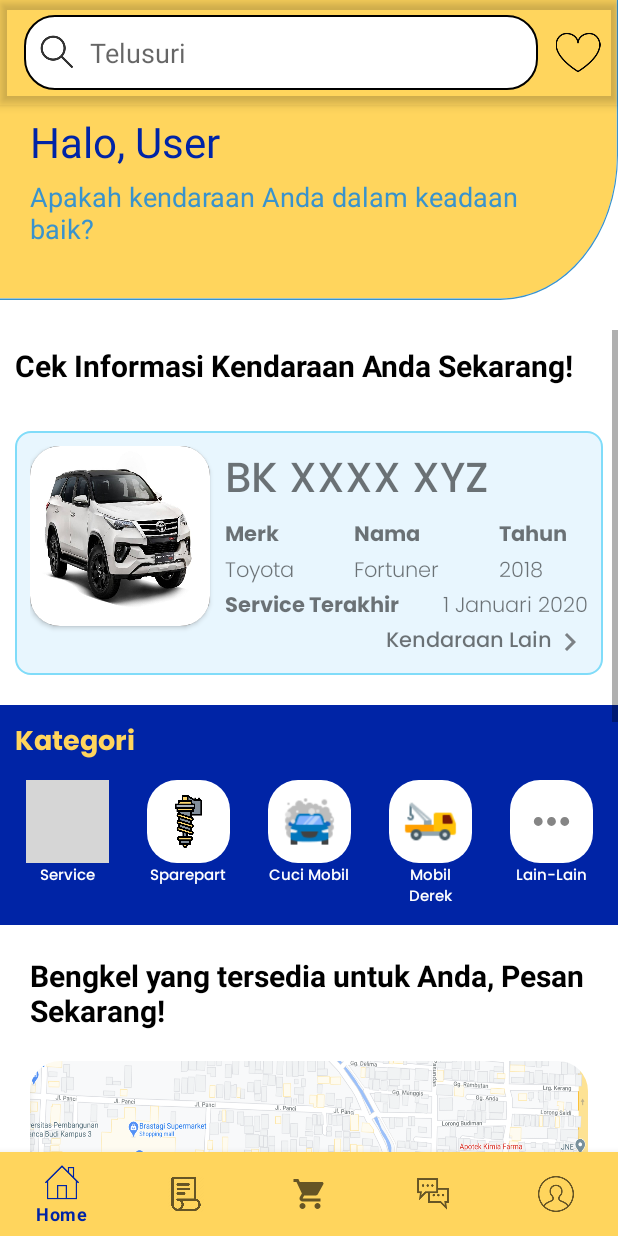
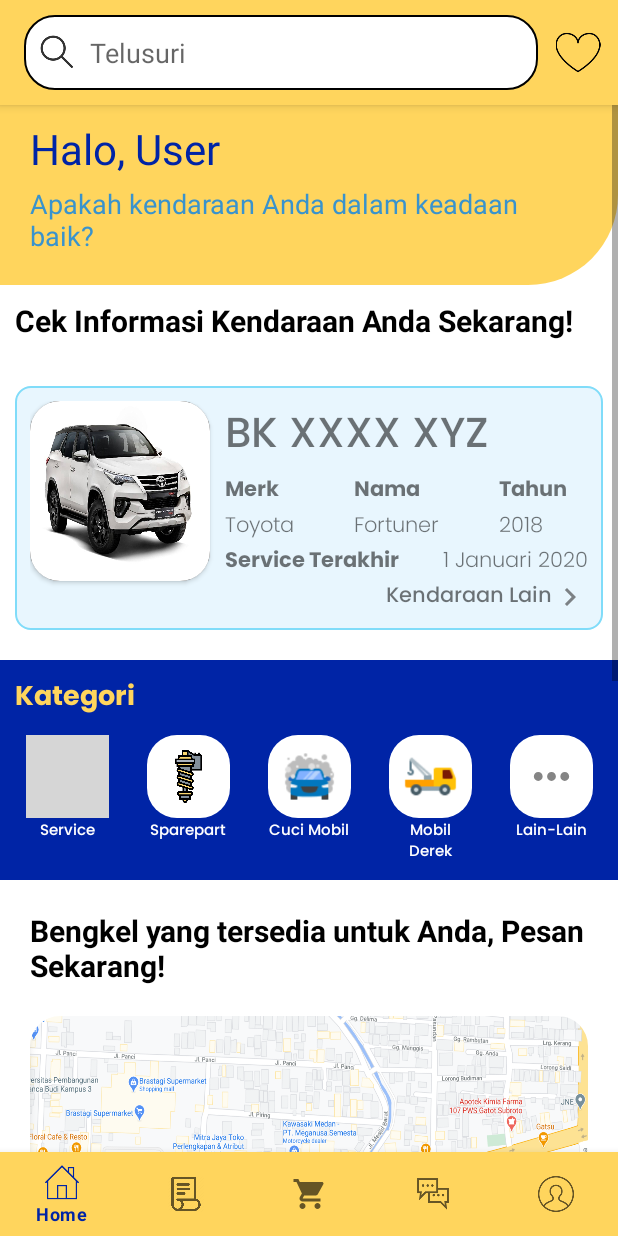
Before and after one commit to erico0301/NE_ServiceAja, an Android app: the HomeFragment screen opened directly, with no data from a screen before it, on a phone screen of 412 x 824 dp. Run offline under Robolectric (Android 15) with nearby library versions, the light colour scheme and no system bars; grey boxes are pictures that could not be loaded.

Commit message:
Update fragment_home.xml

```diff
--- a/ServiceAja/app/src/main/res/layout/fragment_home.xml
+++ b/ServiceAja/app/src/main/res/layout/fragment_home.xml
@@ -6,19 +6,13 @@
     xmlns:app="http://schemas.android.com/apk/res-auto"
     tools:context=".fragment.HomeFragment">
 
-    <View
-        android:layout_width="657dp"
-        android:layout_height="323dp"
-        android:layout_alignParentStart="true"
-        android:layout_marginStart="-100dp"
-        android:layout_alignParentTop="true"
-        android:layout_marginTop="-123dp"
-        android:background="@drawable/home_background_top" />
-
     <com.google.android.material.appbar.AppBarLayout
+        android:id="@+id/navBar"
         android:layout_width="match_parent"
         android:layout_height="wrap_content"
-        android:backgroundTint="@color/transparent" >
+        android:background="@color/gold"
+        >
+
         <androidx.appcompat.widget.Toolbar
             android:layout_width="match_parent"
             android:layout_height="wrap_content"
@@ -53,170 +47,194 @@
         </androidx.appcompat.widget.Toolbar>
     </com.google.android.material.appbar.AppBarLayout>
 
-    <TextView
-        android:id="@+id/hello"
-        android:layout_width="wrap_content"
-        android:layout_height="wrap_content"
-        android:layout_marginStart="20dp"
-        android:layout_marginTop="75dp"
-        android:text="@string/greetings"
-        android:textColor="@color/darkestBlue"
-        android:textSize="28sp"/>
-
-    <TextView
-        android:layout_width="350dp"
-        android:layout_height="wrap_content"
-        android:layout_marginStart="20dp"
-        android:layout_marginTop="5dp"
-        android:layout_below="@+id/hello"
-        android:text="@string/welcomeslogan"
-        android:textColor="@color/darkBlue"
-        android:textSize="18sp"/>
 
     <ScrollView
         android:layout_width="match_parent"
         android:layout_height="wrap_content"
-        android:layout_marginTop="220dp">
+        android:layout_below="@+id/navBar"
+        android:layout_marginTop="0dp">
 
         <LinearLayout
             android:layout_width="match_parent"
             android:layout_height="wrap_content"
             android:orientation="vertical">
 
+            <LinearLayout
+                android:layout_width="match_parent"
+                android:layout_height="120dp"
+                android:background="@drawable/home_top_radius"
+                android:orientation="vertical"
+                android:paddingHorizontal="20dp">
+
+                <TextView
+                    android:id="@+id/hello"
+                    android:layout_width="wrap_content"
+                    android:layout_height="wrap_content"
+                    android:layout_marginTop="10dp"
+                    android:text="@string/greetings"
+                    android:textColor="@color/darkestBlue"
+                    android:textSize="28sp" />
+
+                <TextView
+                    android:layout_width="350dp"
+                    android:layout_height="wrap_content"
+                    android:layout_below="@+id/hello"
+                    android:layout_marginTop="5dp"
+                    android:text="@string/welcomeslogan"
+                    android:textColor="@color/darkBlue"
+                    android:textSize="18sp" />
+
+
+            </LinearLayout>
+
             <TextView
                 android:layout_width="match_parent"
                 android:layout_height="wrap_content"
+                android:layout_margin="10dp"
                 android:text="@string/cekinfo"
-                android:textSize="20sp"
                 android:textColor="@color/black"
-                android:layout_margin="10dp"/>
+                android:textSize="20sp" />
 
             <androidx.constraintlayout.widget.ConstraintLayout
                 android:id="@+id/layout_vehicle_info"
                 android:layout_width="match_parent"
                 android:layout_height="wrap_content"
-                app:layout_constraintTop_toBottomOf="@id/layout_profile_info"
+                android:layout_marginHorizontal="10dp"
+                android:layout_marginTop="20dp"
+                android:background="@drawable/info_item_background"
+                android:padding="10dp"
                 app:layout_constraintStart_toStartOf="parent"
-                android:padding="10dp"
-                android:layout_marginTop="20dp"
-                android:layout_marginHorizontal="10dp"
-                android:background="@drawable/info_item_background" >
+                app:layout_constraintTop_toBottomOf="@id/layout_profile_info">
+
                 <androidx.cardview.widget.CardView
                     android:id="@+id/vehicle_photo_card"
                     android:layout_width="120dp"
                     android:layout_height="120dp"
-                    app:layout_constraintTop_toTopOf="parent"
+                    android:background="@drawable/picture_background"
+                    app:cardCornerRadius="20dp"
                     app:layout_constraintStart_toStartOf="parent"
-                    app:cardCornerRadius="20dp"
-                    android:background="@drawable/picture_background" >
+                    app:layout_constraintTop_toTopOf="parent">
+
                     <ImageView
                         android:id="@+id/vehicle_photo"
                         android:layout_width="120dp"
                         android:layout_height="120dp"
-                        app:layout_constraintTop_toTopOf="parent"
-                        app:layout_constraintStart_toStartOf="parent"
-                        android:src="@drawable/fortuner"
+                        android:background="@drawable/picture_background"
                         android:contentDescription="@string/vehicle_photo"
                         android:scaleType="fitXY"
-                        android:background="@drawable/picture_background"/>
+                        android:src="@drawable/fortuner"
+                        app:layout_constraintStart_toStartOf="parent"
+                        app:layout_constraintTop_toTopOf="parent" />
                 </androidx.cardview.widget.CardView>
+
                 <TextView
                     android:id="@+id/no_plat"
                     android:layout_width="wrap_content"
                     android:layout_height="wrap_content"
-                    app:layout_constraintTop_toTopOf="parent"
-                    app:layout_constraintStart_toEndOf="@id/vehicle_photo_card"
                     android:layout_marginStart="10dp"
+                    android:fontFamily="@font/poppins_medium"
                     android:text="@string/contohPlat"
                     android:textSize="28sp"
-                    android:fontFamily="@font/poppins_medium" />
+                    app:layout_constraintStart_toEndOf="@id/vehicle_photo_card"
+                    app:layout_constraintTop_toTopOf="parent" />
+
                 <TextView
                     android:layout_width="wrap_content"
                     android:layout_height="wrap_content"
-                    app:layout_constraintTop_toBottomOf="@id/no_plat"
+                    android:layout_marginStart="10dp"
+                    android:fontFamily="@font/poppins_bold"
+                    android:text="@string/vehicle_brand"
                     app:layout_constraintBottom_toTopOf="@id/vehicle_brand"
                     app:layout_constraintStart_toEndOf="@id/vehicle_photo_card"
-                    android:layout_marginStart="10dp"
-                    android:text="@string/vehicle_brand"
-                    android:fontFamily="@font/poppins_bold" />
+                    app:layout_constraintTop_toBottomOf="@id/no_plat" />
+
                 <TextView
                     android:layout_width="wrap_content"
                     android:layout_height="wrap_content"
-                    app:layout_constraintTop_toBottomOf="@id/no_plat"
+                    android:fontFamily="@font/poppins_bold"
+                    android:text="@string/name"
                     app:layout_constraintBottom_toTopOf="@id/vehicle_name"
                     app:layout_constraintStart_toStartOf="@id/vehicle_name"
-                    android:text="@string/name"
-                    android:fontFamily="@font/poppins_bold" />
+                    app:layout_constraintTop_toBottomOf="@id/no_plat" />
+
                 <TextView
                     android:layout_width="wrap_content"
                     android:layout_height="wrap_content"
-                    app:layout_constraintTop_toBottomOf="@id/no_plat"
+                    android:fontFamily="@font/poppins_bold"
+                    android:text="@string/vehicle_year"
                     app:layout_constraintBottom_toTopOf="@id/vehicle_year"
                     app:layout_constraintStart_toStartOf="@id/vehicle_year"
-                    android:text="@string/vehicle_year"
-                    android:fontFamily="@font/poppins_bold" />
+                    app:layout_constraintTop_toBottomOf="@id/no_plat" />
+
                 <TextView
                     android:id="@+id/vehicle_brand"
                     android:layout_width="wrap_content"
                     android:layout_height="wrap_content"
+                    android:layout_marginStart="10dp"
+                    android:fontFamily="@font/poppins_light"
+                    android:text="@string/toyota"
                     app:layout_constraintBottom_toTopOf="@id/last_service"
-                    app:layout_constraintStart_toEndOf="@id/vehicle_photo_card"
-                    android:layout_marginStart="10dp"
-                    android:text="@string/toyota"
-                    android:fontFamily="@font/poppins_light" />
+                    app:layout_constraintStart_toEndOf="@id/vehicle_photo_card" />
+
                 <TextView
                     android:id="@+id/vehicle_name"
                     android:layout_width="wrap_content"
                     android:layout_height="wrap_content"
+                    android:fontFamily="@font/poppins_light"
+                    android:text="@string/fortuner"
                     app:layout_constraintBottom_toTopOf="@id/last_service"
-                    app:layout_constraintStart_toEndOf="@id/vehicle_brand"
                     app:layout_constraintEnd_toStartOf="@id/vehicle_year"
-                    android:text="@string/fortuner"
-                    android:fontFamily="@font/poppins_light" />
+                    app:layout_constraintStart_toEndOf="@id/vehicle_brand" />
+
                 <TextView
                     android:id="@+id/vehicle_year"
                     android:layout_width="wrap_content"
                     android:layout_height="wrap_content"
+                    android:layout_marginEnd="30dp"
+                    android:fontFamily="@font/poppins_light"
+                    android:text="@string/contohTahun"
                     app:layout_constraintBottom_toTopOf="@id/last_service"
-                    app:layout_constraintEnd_toEndOf="parent"
-                    android:layout_marginEnd="30dp"
-                    android:text="@string/contohTahun"
-                    android:fontFamily="@font/poppins_light" />
+                    app:layout_constraintEnd_toEndOf="parent" />
+
                 <TextView
                     android:layout_width="wrap_content"
                     android:layout_height="wrap_content"
-                    app:layout_constraintTop_toBottomOf="@id/vehicle_brand"
+                    android:layout_marginStart="10dp"
+                    android:fontFamily="@font/poppins_bold"
+                    android:text="@string/last_service"
                     app:layout_constraintBottom_toTopOf="@id/profilUser_btnKendaraanLain"
                     app:layout_constraintStart_toEndOf="@id/vehicle_photo_card"
-                    android:layout_marginStart="10dp"
-                    android:text="@string/last_service"
-                    android:fontFamily="@font/poppins_bold" />
+                    app:layout_constraintTop_toBottomOf="@id/vehicle_brand" />
+
                 <TextView
                     android:id="@+id/last_service"
                     android:layout_width="wrap_content"
                     android:layout_height="wrap_content"
+                    android:fontFamily="@font/poppins_light"
+                    android:text="@string/contohTanggal"
                     app:layout_constraintBottom_toTopOf="@id/profilUser_btnKendaraanLain"
-                    app:layout_constraintEnd_toEndOf="parent"
-                    android:text="@string/contohTanggal"
-                    android:fontFamily="@font/poppins_light" />
+                    app:layout_constraintEnd_toEndOf="parent" />
+
                 <LinearLayout
                     android:id="@+id/profilUser_btnKendaraanLain"
                     android:layout_width="wrap_content"
                     android:layout_height="wrap_content"
+                    android:orientation="horizontal"
                     app:layout_constraintBottom_toBottomOf="parent"
-                    app:layout_constraintEnd_toEndOf="parent"
-                    android:orientation="horizontal" >
+                    app:layout_constraintEnd_toEndOf="parent">
+
                     <TextView
                         android:layout_width="wrap_content"
                         android:layout_height="match_parent"
-                        android:text="@string/other_vehicle"
-                        android:fontFamily="@font/poppins_medium" />
+                        android:fontFamily="@font/poppins_medium"
+                        android:text="@string/other_vehicle" />
+
                     <ImageButton
                         android:layout_width="wrap_content"
                         android:layout_height="wrap_content"
-                        android:src="@drawable/ic_arrow_right"
+                        android:background="@color/transparent"
                         android:contentDescription="@string/other_vehicle"
-                        android:background="@color/transparent" />
+                        android:src="@drawable/ic_arrow_right" />
                 </LinearLayout>
 
 
@@ -226,136 +244,138 @@
                 android:layout_width="match_parent"
                 android:layout_height="wrap_content"
                 android:layout_marginTop="20dp"
-                android:padding="10dp"
-                android:background="@color/darkestBlue" >
+                android:background="@color/darkestBlue"
+                android:padding="10dp">
+
                 <TextView
                     android:layout_width="match_parent"
                     android:layout_height="wrap_content"
-                    app:layout_constraintTop_toTopOf="parent"
+                    android:fontFamily="@font/poppins_bold"
                     android:text="@string/kategori"
+                    android:textColor="@color/gold"
                     android:textSize="18sp"
-                    android:textColor="@color/gold"
-                    android:fontFamily="@font/poppins_bold" />
+                    app:layout_constraintTop_toTopOf="parent" />
+
                 <ImageView
                     android:id="@+id/home_btnService"
                     android:layout_width="55dp"
                     android:layout_height="55dp"
-                    app:layout_constraintTop_toTopOf="parent"
-                    app:layout_constraintEnd_toStartOf="@id/home_btnSparepart"
                     android:layout_marginTop="40dp"
                     android:layout_marginEnd="25dp"
+                    android:background="@drawable/layout_category_menu"
+                    android:contentDescription="@string/service"
                     android:padding="10dp"
-                    android:background="@drawable/layout_category_menu"
                     android:src="@drawable/ic_car_service"
-                    android:contentDescription="@string/service" />
+                    app:layout_constraintEnd_toStartOf="@id/home_btnSparepart"
+                    app:layout_constraintTop_toTopOf="parent" />
 
                 <ImageView
                     android:id="@+id/home_btnSparepart"
                     android:layout_width="55dp"
                     android:layout_height="55dp"
-                    app:layout_constraintTop_toTopOf="parent"
-                    app:layout_constraintEnd_toStartOf="@id/home_btnCuciMobil"
                     android:layout_marginTop="40dp"
                     android:layout_marginEnd="25dp"
+                    android:background="@drawable/layout_category_menu"
+                    android:contentDescription="@string/sparepart"
                     android:padding="10dp"
-                    android:background="@drawable/layout_category_menu"
                     android:src="@drawable/ic_sparepart"
-                    android:contentDescription="@string/sparepart" />
+                    app:layout_constraintEnd_toStartOf="@id/home_btnCuciMobil"
+                    app:layout_constraintTop_toTopOf="parent" />
 
                 <ImageView
                     android:id="@+id/home_btnCuciMobil"
                     android:layout_width="55dp"
                     android:layout_height="55dp"
-                    app:layout_constraintTop_toTopOf="parent"
+                    android:layout_marginTop="40dp"
+                    android:background="@drawable/layout_category_menu"
+                    android:contentDescription="@string/cuci_mobil"
+                    android:padding="10dp"
+                    android:src="@drawable/ic_car_wash"
+                    app:layout_constraintEnd_toEndOf="parent"
                     app:layout_constraintStart_toStartOf="parent"
-                    app:layout_constraintEnd_toEndOf="parent"
-                    android:layout_marginTop="40dp"
-                    android:padding="10dp"
-                    android:background="@drawable/layout_category_menu"
-                    android:src="@drawable/ic_car_wash"
-                    android:contentDescription="@string/cuci_mobil" />
+                    app:layout_constraintTop_toTopOf="parent" />
 
                 <ImageView
                     android:id="@+id/home_btnDerekMobil"
                     android:layout_width="55dp"
                     android:layout_height="55dp"
-                    app:layout_constraintTop_toTopOf="parent"
+                    android:layout_marginStart="25dp"
+                    android:layout_marginTop="40dp"
+                    android:background="@drawable/layout_category_menu"
+                    android:contentDescription="@string/mobil_derek"
+                    android:padding="10dp"
+                    android:src="@drawable/ic_tow_truck"
                     app:layout_constraintStart_toEndOf="@id/home_btnCuciMobil"
-                    android:layout_marginTop="40dp"
-                    android:layout_marginStart="25dp"
-                    android:padding="10dp"
-                    android:background="@drawable/layout_category_menu"
-                    android:src="@drawable/ic_tow_truck"
-                    android:contentDescription="@string/mobil_derek" />
+                    app:layout_constraintTop_toTopOf="parent" />
 
                 <ImageView
                     android:id="@+id/home_btnLainLain"
                     android:layout_width="55dp"
                     android:layout_height="55dp"
-                    app:layout_constraintTop_toTopOf="parent"
+                    android:layout_marginStart="25dp"
+                    android:layout_marginTop="40dp"
+                    android:background="@drawable/layout_category_menu"
+                    android:contentDescription="@string/more"
+                    android:padding="10dp"
+                    android:src="@drawable/ic_more"
                     app:layout_constraintStart_toEndOf="@id/home_btnDerekMobil"
-                    android:layout_marginTop="40dp"
-                    android:layout_marginStart="25dp"
-                    android:padding="10dp"
-                    android:background="@drawable/layout_category_menu"
-                    android:src="@drawable/ic_more"
-                    android:contentDescription="@string/more" />
+                    app:layout_constraintTop_toTopOf="parent" />
 
                 <TextView
                     android:layout_width="55dp"
                     android:layout_height="wrap_content"
-                    app:layout_constraintTop_toBottomOf="@id/home_btnService"
+                    android:fontFamily="@font/poppins_medium"
+                    android:gravity="center"
+                    android:text="@string/service"
+                    android:textColor="@color/white"
+                    android:textSize="10sp"
                     app:layout_constraintStart_toStartOf="@id/home_btnService"
-                    android:textSize="10sp"
-                    android:text="@string/service"
-                    android:gravity="center"
-                    android:textColor="@color/white"
-                    android:fontFamily="@font/poppins_medium" />
+                    app:layout_constraintTop_toBottomOf="@id/home_btnService" />
 
                 <TextView
                     android:layout_width="55dp"
                     android:layout_height="wrap_content"
-                    app:layout_constraintTop_toBottomOf="@id/home_btnSparepart"
+                    android:fontFamily="@font/poppins_medium"
+                    android:gravity="center"
+                    android:text="@string/sparepart"
+                    android:textColor="@color/white"
+                    android:textSize="10sp"
                     app:layout_constraintStart_toStartOf="@id/home_btnSparepart"
-                    android:textSize="10sp"
-                    android:text="@string/sparepart"
-                    android:gravity="center"
-                    android:textColor="@color/white"
-                    android:fontFamily="@font/poppins_medium" />
+                    app:layout_constraintTop_toBottomOf="@id/home_btnSparepart" />
 
                 <TextView
                     android:layout_width="55dp"
                     android:layout_height="wrap_content"
-                    app:layout_constraintTop_toBottomOf="@id/home_btnCuciMobil"
+                    android:fontFamily="@font/poppins_medium"
+                    android:gravity="center"
+                    android:text="@string/cuci_mobil"
+                    android:textColor="@color/white"
+                    android:textSize="10sp"
                     app:layout_constraintStart_toStartOf="@id/home_btnCuciMobil"
-                    android:textSize="10sp"
-                    android:text="@string/cuci_mobil"
-                    android:gravity="center"
-                    android:textColor="@color/white"
-                    android:fontFamily="@font/poppins_medium" />
+                    app:layout_constraintTop_toBottomOf="@id/home_btnCuciMobil" />
 
                 <TextView
                     android:layout_width="55dp"
                     android:layout_height="wrap_content"
-                    app:layout_constraintTop_toBottomOf="@id/home_btnDerekMobil"
-                    app:layout_constraintStart_toEndOf="@id/home_btnCuciMobil"
-                    app:layout_constraintEnd_toStartOf="@id/home_btnLainLain"
+                    android:fontFamily="@font/poppins_medium"
                     android:gravity="center"
-                    android:textSize="10sp"
                     android:text="@string/mobil_derek"
                     android:textColor="@color/white"
-                    android:fontFamily="@font/poppins_medium" />
+                    android:textSize="10sp"
+                    app:layout_constraintEnd_toStartOf="@id/home_btnLainLain"
+                    app:layout_constraintStart_toEndOf="@id/home_btnCuciMobil"
+                    app:layout_constraintTop_toBottomOf="@id/home_btnDerekMobil" />
 
                 <TextView
                     android:layout_width="55dp"
                     android:layout_height="wrap_content"
-                    app:layout_constraintTop_toBottomOf="@id/home_btnLainLain"
+                    android:fontFamily="@font/poppins_medium"
+                    android:gravity="center"
+                    android:text="@string/more"
+                    android:textColor="@color/white"
+                    android:textSize="10sp"
                     app:layout_constraintStart_toStartOf="@id/home_btnLainLain"
-                    android:textSize="10sp"
-                    android:text="@string/more"
-                    android:gravity="center"
-                    android:textColor="@color/white"
-                    android:fontFamily="@font/poppins_medium" />
+                    app:layout_constraintTop_toBottomOf="@id/home_btnLainLain" />
 
             </androidx.constraintlayout.widget.ConstraintLayout>
 
@@ -377,9 +397,9 @@
                     android:layout_height="200dp"
                     android:layout_marginTop="20dp"
                     android:adjustViewBounds="true"
-                    app:shapeAppearanceOverlay="@style/mapsRoundCorner"
                     android:scaleType="fitXY"
-                    android:src="@drawable/maps" />
+                    android:src="@drawable/maps"
+                    app:shapeAppearanceOverlay="@style/mapsRoundCorner" />
 
             </LinearLayout>
 
```
